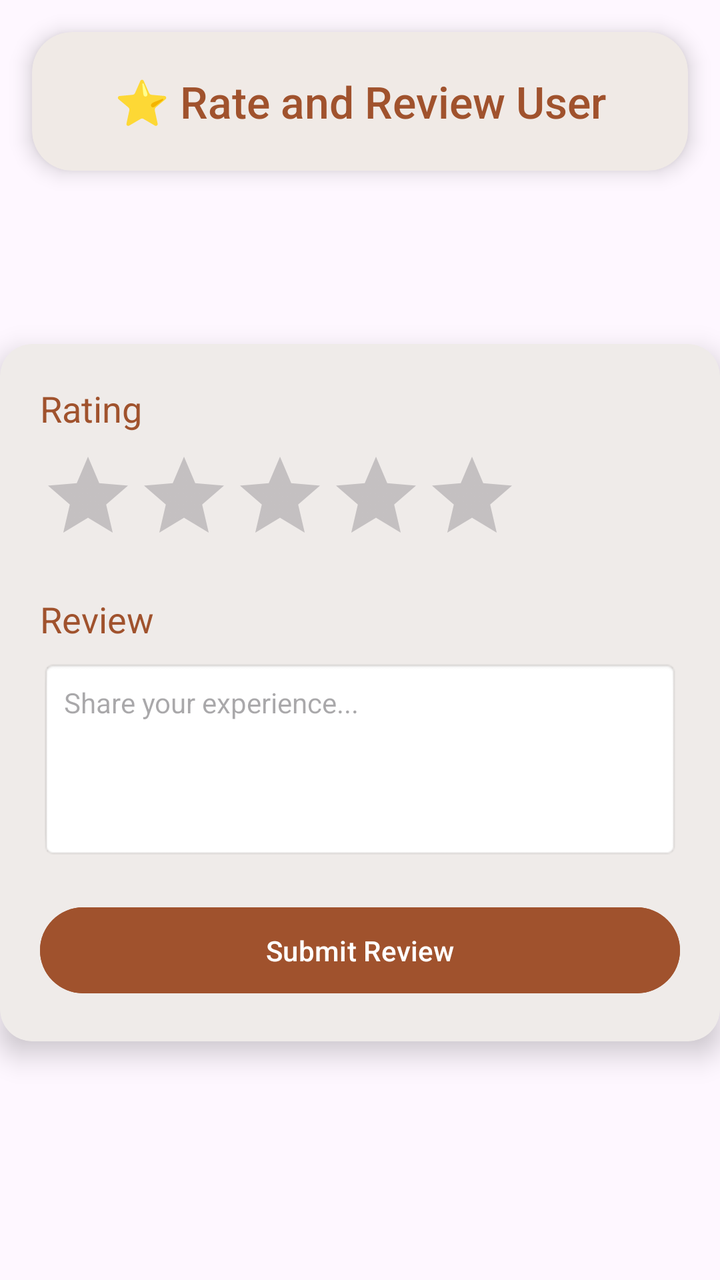
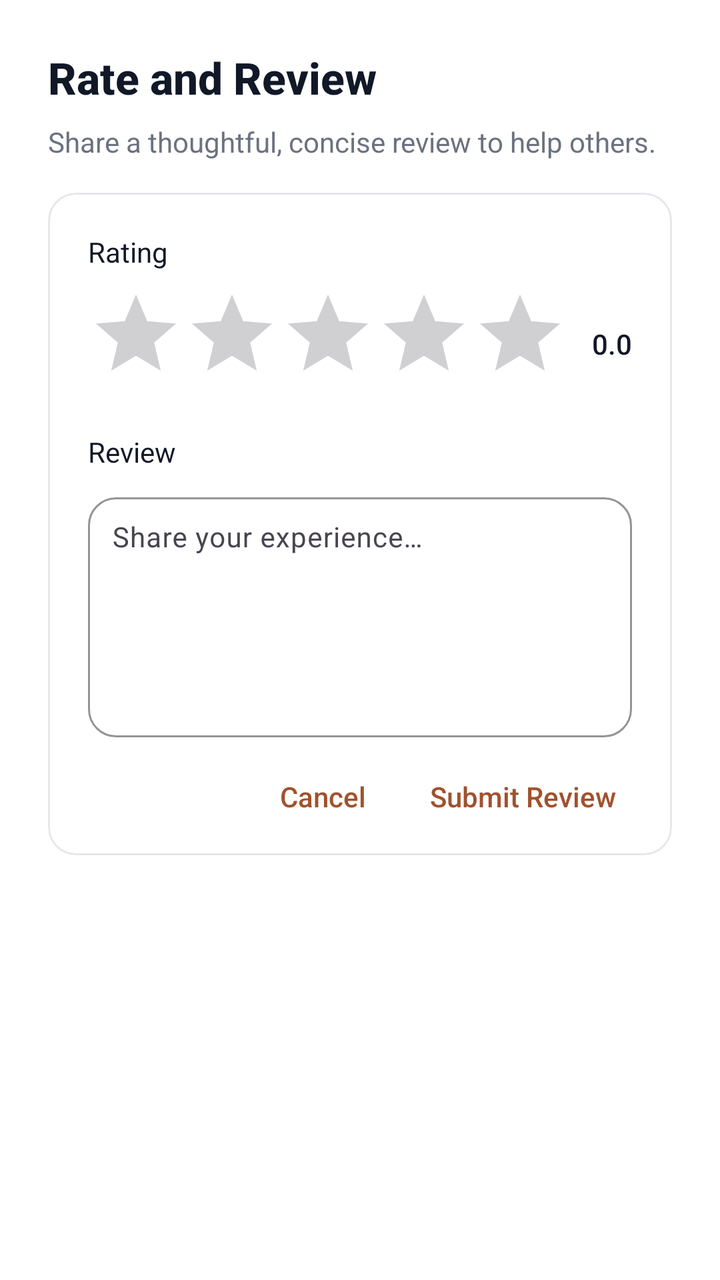

Compare the two renders of this Android layout. The source of the first and the diff that turns it into the second are given below.
<!-- AndroidManifest.xml: application theme Theme.Csci3130Group1 -->
<!-- res/layout/activity_review.xml -->
<?xml version="1.0" encoding="utf-8"?>
<RelativeLayout xmlns:android="http://schemas.android.com/apk/res/android"
    xmlns:app="http://schemas.android.com/apk/res-auto"
    android:layout_width="match_parent"
    android:layout_height="match_parent"
   >

    
    <androidx.cardview.widget.CardView
        android:layout_width="match_parent"
        android:layout_height="wrap_content"
        android:layout_margin="16dp"
        app:cardCornerRadius="20dp"
        app:cardElevation="6dp"
        app:cardBackgroundColor="#F0EAE6">

        <TextView
            android:layout_width="match_parent"
            android:layout_height="wrap_content"
            android:padding="20dp"
            android:text="⭐ Rate and Review User"
            android:textSize="22sp"
            android:textColor="#A0522D"
            android:gravity="center"
            android:fontFamily="sans-serif-medium" />
    </androidx.cardview.widget.CardView>

    
    <androidx.cardview.widget.CardView
        android:layout_width="900dp"
        android:layout_height="wrap_content"
        android:layout_below="@id/decoration_header"
        android:layout_centerHorizontal="true"
        android:layout_marginTop="80dp"
        android:layout_marginBottom="24dp"
        app:cardCornerRadius="16dp"
        app:cardElevation="8dp"
        app:cardBackgroundColor="#EFEBE9">

        <LinearLayout
            android:layout_width="match_parent"
            android:layout_height="wrap_content"
            android:orientation="vertical"
            android:padding="20dp">

            <TextView
                android:layout_width="wrap_content"
                android:layout_height="wrap_content"
                android:text="Rating"
                android:textColor="#A0522D"
                android:textSize="18sp"
                android:layout_marginBottom="8dp" />

            <RatingBar
                android:id="@+id/rating_bar"
                android:layout_width="wrap_content"
                android:layout_height="wrap_content"
                android:numStars="5"
                android:stepSize="1.0"
                android:isIndicator="false" />

            <TextView
                android:layout_width="wrap_content"
                android:layout_height="wrap_content"
                android:text="Review"
                android:textColor="#A0522D"
                android:textSize="18sp"
                android:layout_marginTop="16dp"
                android:layout_marginBottom="8dp" />

            <EditText
                android:id="@+id/review_text"
                android:layout_width="match_parent"
                android:layout_height="100dp"
                android:hint="Share your experience..."
                android:background="@android:drawable/editbox_background"
                android:padding="12dp"
                android:textColor="#A0522D"
                android:textSize="14sp"
                android:gravity="top|start" />

            <Button
                android:id="@+id/submit_review"
                android:layout_width="match_parent"
                android:layout_height="wrap_content"
                android:text="Submit Review"
                android:layout_marginTop="20dp"
                android:backgroundTint="#A0522D"
                android:textColor="@android:color/white"
                android:padding="12dp"
                android:textAllCaps="false" />
        </LinearLayout>
    </androidx.cardview.widget.CardView>

    
    <ImageView
        android:id="@+id/decoration_header"
        android:layout_width="60dp"
        android:layout_height="60dp"
        android:layout_alignParentTop="true"
        android:layout_alignParentEnd="true"
        android:layout_margin="16dp"
        android:src="@android:drawable/btn_star_big_on"
        android:alpha="0.2"
        android:scaleType="centerInside" />

</RelativeLayout>
<!-- resources referenced by this layout -->
<resources>
  <style name="Theme.Csci3130Group1" parent="Base.Theme.Csci3130Group1" />
  <style name="Base.Theme.Csci3130Group1" parent="Theme.Material3.DayNight.NoActionBar">
          
          <item name="colorPrimary">#111827</item>
          <item name="colorOnPrimary">#FFFFFF</item>
          <item name="colorSecondary">#6B7280</item>
          <item name="colorOnSecondary">#FFFFFF</item>
          
          <item name="colorPrimaryContainer">#F3F4F6</item>
          <item name="colorOnPrimaryContainer">#111827</item>
          <item name="colorSecondaryContainer">#F3F4F6</item>
          <item name="colorOnSecondaryContainer">#111827</item>
          <item name="colorTertiary">#9CA3AF</item>
          <item name="colorSurface">#FFFFFF</item>
          <item name="colorOnSurface">#111827</item>
          <item name="colorOutline">#E5E7EB</item>
          <item name="android:navigationBarColor">#FFFFFF</item>
          <item name="android:statusBarColor">#FFFFFF</item>
      </style>
</resources>

<!-- the commit's change to res/layout/activity_review.xml (unified diff, before → after) -->
@@ -1,107 +1,154 @@
 <?xml version="1.0" encoding="utf-8"?>
-<RelativeLayout xmlns:android="http://schemas.android.com/apk/res/android"
+<ScrollView xmlns:android="http://schemas.android.com/apk/res/android"
     xmlns:app="http://schemas.android.com/apk/res-auto"
     android:layout_width="match_parent"
     android:layout_height="match_parent"
-   >
+    android:fillViewport="true"
+    android:background="#FFFFFF">
 
-    
-    <androidx.cardview.widget.CardView
+    <LinearLayout
         android:layout_width="match_parent"
         android:layout_height="wrap_content"
-        android:layout_margin="16dp"
-        app:cardCornerRadius="20dp"
-        app:cardElevation="6dp"
-        app:cardBackgroundColor="#F0EAE6">
+        android:orientation="vertical"
+        android:padding="24dp">
+
+        
+        <TextView
+            android:id="@+id/header_title"
+            android:layout_width="wrap_content"
+            android:layout_height="wrap_content"
+            android:text="Rate and Review"
+            android:textSize="22sp"
+            android:textColor="#111827"
+            android:fontFamily="sans-serif-medium"
+            android:textStyle="bold"
+            android:layout_marginBottom="8dp" />
 
         <TextView
+            android:id="@+id/header_subtitle"
+            android:layout_width="wrap_content"
+            android:layout_height="wrap_content"
+            android:text="Share a thoughtful, concise review to help others."
+            android:textSize="14sp"
+            android:textColor="#6B7280"
+            android:layout_marginBottom="16dp" />
+
+        
+        <com.google.android.material.card.MaterialCardView
             android:layout_width="match_parent"
             android:layout_height="wrap_content"
-            android:padding="20dp"
-            android:text="⭐ Rate and Review User"
-            android:textSize="22sp"
-            android:textColor="#A0522D"
-            android:gravity="center"
-            android:fontFamily="sans-serif-medium" />
-    </androidx.cardview.widget.CardView>
+            app:cardCornerRadius="14dp"
+            app:cardElevation="0dp"
+            app:cardBackgroundColor="#FFFFFF"
+            app:strokeColor="#E5E7EB"
+            app:strokeWidth="1dp">
 
-    
-    <androidx.cardview.widget.CardView
-        android:layout_width="900dp"
-        android:layout_height="wrap_content"
-        android:layout_below="@id/decoration_header"
-        android:layout_centerHorizontal="true"
-        android:layout_marginTop="80dp"
-        android:layout_marginBottom="24dp"
-        app:cardCornerRadius="16dp"
-        app:cardElevation="8dp"
-        app:cardBackgroundColor="#EFEBE9">
-
-        <LinearLayout
-            android:layout_width="match_parent"
-            android:layout_height="wrap_content"
-            android:orientation="vertical"
-            android:padding="20dp">
-
-            <TextView
-                android:layout_width="wrap_content"
-                android:layout_height="wrap_content"
-                android:text="Rating"
-                android:textColor="#A0522D"
-                android:textSize="18sp"
-                android:layout_marginBottom="8dp" />
-
-            <RatingBar
-                android:id="@+id/rating_bar"
-                android:layout_width="wrap_content"
-                android:layout_height="wrap_content"
-                android:numStars="5"
-                android:stepSize="1.0"
-                android:isIndicator="false" />
-
-            <TextView
-                android:layout_width="wrap_content"
-                android:layout_height="wrap_content"
-                android:text="Review"
-                android:textColor="#A0522D"
-                android:textSize="18sp"
-                android:layout_marginTop="16dp"
-                android:layout_marginBottom="8dp" />
-
-            <EditText
-                android:id="@+id/review_text"
-                android:layout_width="match_parent"
-                android:layout_height="100dp"
-                android:hint="Share your experience..."
-                android:background="@android:drawable/editbox_background"
-                android:padding="12dp"
-                android:textColor="#A0522D"
-                android:textSize="14sp"
-                android:gravity="top|start" />
-
-            <Button
-                android:id="@+id/submit_review"
+            <LinearLayout
                 android:layout_width="match_parent"
                 android:layout_height="wrap_content"
-                android:text="Submit Review"
-                android:layout_marginTop="20dp"
-                android:backgroundTint="#A0522D"
-                android:textColor="@android:color/white"
-                android:padding="12dp"
-                android:textAllCaps="false" />
-        </LinearLayout>
-    </androidx.cardview.widget.CardView>
+                android:orientation="vertical"
+                android:padding="20dp">
 
-    
-    <ImageView
-        android:id="@+id/decoration_header"
-        android:layout_width="60dp"
-        android:layout_height="60dp"
-        android:layout_alignParentTop="true"
-        android:layout_alignParentEnd="true"
-        android:layout_margin="16dp"
-        android:src="@android:drawable/btn_star_big_on"
-        android:alpha="0.2"
-        android:scaleType="centerInside" />
+                
+                <TextView
+                    android:layout_width="wrap_content"
+                    android:layout_height="wrap_content"
+                    android:text="Rating"
+                    android:textColor="#111827"
+                    android:textSize="14sp"
+                    android:layout_marginBottom="8dp" />
 
-</RelativeLayout>
+                <LinearLayout
+                    android:layout_width="match_parent"
+                    android:layout_height="wrap_content"
+                    android:orientation="horizontal"
+                    android:gravity="center_vertical">
+
+                    <RatingBar
+                        android:id="@+id/rating_bar"
+                        android:layout_width="wrap_content"
+                        android:layout_height="wrap_content"
+                        android:numStars="5"
+                        android:stepSize="0.5"
+                        android:isIndicator="false" />
+
+                    <TextView
+                        android:id="@+id/rating_value"
+                        android:layout_width="wrap_content"
+                        android:layout_height="wrap_content"
+                        android:text="0.0"
+                        android:textSize="14sp"
+                        android:textColor="#111827"
+                        android:fontFamily="sans-serif-medium"
+                        android:layout_marginStart="12dp" />
+                </LinearLayout>
+
+                
+                <TextView
+                    android:layout_width="wrap_content"
+                    android:layout_height="wrap_content"
+                    android:text="Review"
+                    android:textColor="#111827"
+                    android:textSize="14sp"
+                    android:layout_marginTop="16dp"
+                    android:layout_marginBottom="8dp" />
+
+                <com.google.android.material.textfield.TextInputLayout
+                    android:layout_width="match_parent"
+                    android:layout_height="wrap_content"
+                    style="@style/Widget.Material3.TextInputLayout.OutlinedBox"
+                    app:boxStrokeColor="#E5E7EB"
+                    app:boxCornerRadiusTopStart="14dp"
+                    app:boxCornerRadiusTopEnd="14dp"
+                    app:boxCornerRadiusBottomStart="14dp"
+                    app:boxCornerRadiusBottomEnd="14dp">
+
+                    <com.google.android.material.textfield.TextInputEditText
+                        android:id="@+id/review_text"
+                        android:layout_width="match_parent"
+                        android:layout_height="120dp"
+                        android:hint="Share your experience…"
+                        android:padding="12dp"
+                        android:textColor="#111827"
+                        android:textColorHint="#9CA3AF"
+                        android:textSize="14sp"
+                        android:gravity="top|start"
+                        android:inputType="textMultiLine"
+                        android:maxLines="6"/>
+                </com.google.android.material.textfield.TextInputLayout>
+
+                
+                <LinearLayout
+                    android:layout_width="match_parent"
+                    android:layout_height="wrap_content"
+                    android:orientation="horizontal"
+                    android:gravity="end"
+                    android:layout_marginTop="20dp">
+
+                    <TextView
+                        android:id="@+id/cancel_button"
+                        android:layout_width="wrap_content"
+                        android:layout_height="wrap_content"
+                        android:text="Cancel"
+                        android:textAllCaps="false"
+                        android:textColor="@color/brown_primary"
+                        android:fontFamily="sans-serif-medium"
+                        android:paddingHorizontal="8dp"
+                        android:layout_marginEnd="16dp" />
+
+                    <TextView
+                        android:id="@+id/submit_review"
+                        android:layout_width="wrap_content"
+                        android:layout_height="wrap_content"
+                        android:text="Submit Review"
+                        android:textAllCaps="false"
+                        android:textColor="@color/brown_primary"
+                        android:fontFamily="sans-serif-medium"
+                        android:paddingHorizontal="8dp" />
+                </LinearLayout>
+
+            </LinearLayout>
+        </com.google.android.material.card.MaterialCardView>
+
+    </LinearLayout>
+</ScrollView>
<!-- resource entries referenced after the edit -->
@@ -1,5 +1,6 @@
 <!-- resources referenced by this layout -->
 <resources>
+  <color name="brown_primary">#A0522D</color>
   <style name="Theme.Csci3130Group1" parent="Base.Theme.Csci3130Group1" />
   <style name="Base.Theme.Csci3130Group1" parent="Theme.Material3.DayNight.NoActionBar">
           
